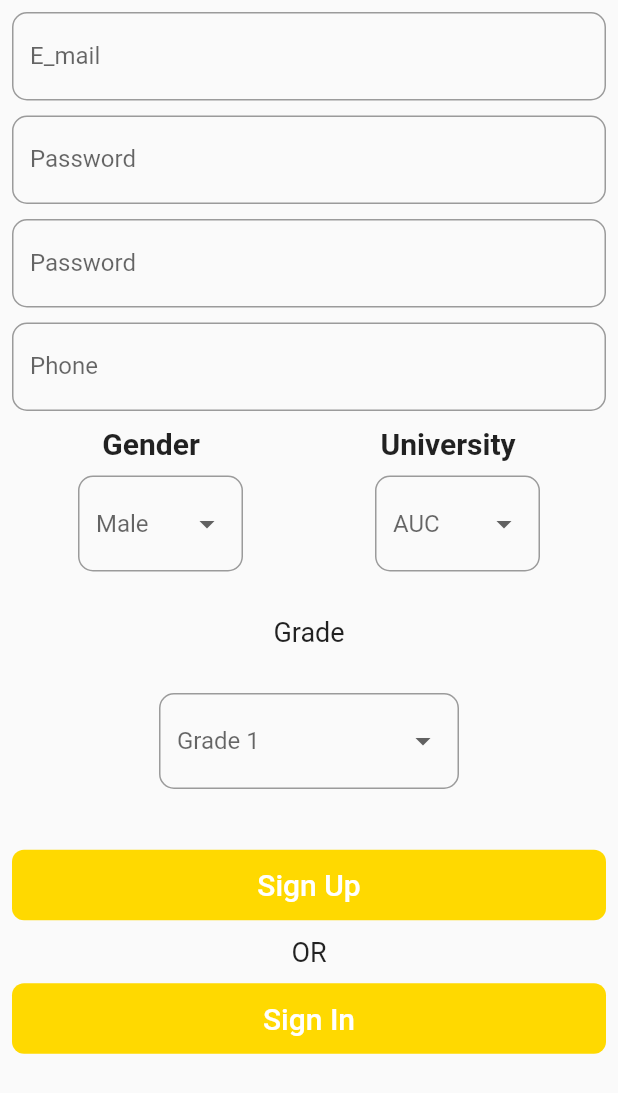
After one commit to ZiadMysara/Flutter_Small_Projects, a Flutter app: the MyHomePage screen opened directly, on a phone screen of 412 x 824 dp. The commit adds this screen. Shown: the top 1093 px of the screen. Run offline on Flutter 3.47's test engine with Material 2 defaults, Android fonts, the phone set to English and light mode, and no system bars; our stand-ins replace font_awesome_flutter.

Commit message:
done first page

```diff
--- a/task5/lib/main.dart
+++ b/task5/lib/main.dart
@@ -37,7 +37,7 @@
         ],
         elevation: 0.0,
       ),
-      body: Column(
+      body: ListView(
         children: [
           Container(
             height: 50,
@@ -132,6 +132,9 @@
               CustomRow2(
                   RName: "User6", RText: "Hello User6", RDate: "7/10/23"),
               CustomRow1(RName: "User7", RText: "Hello", RDate: "7/10/23"),
+              CustomRow1(RName: "User7", RText: "Hello", RDate: "7/10/23"),
+              CustomRow1(RName: "User7", RText: "Hello", RDate: "7/10/23"),
+              CustomRow1(RName: "User7", RText: "Hello", RDate: "7/10/23"),
               const Padding(
                 padding: EdgeInsets.all(8.0),
                 child: Text("Tap and hold on chat for more options",
--- /dev/null
+++ b/task6/lib/main.dart
@@ -0,0 +1,197 @@
+import 'package:flutter/material.dart';
+
+void main() {
+  runApp(const MyApp());
+}
+
+class MyApp extends StatelessWidget {
+  const MyApp({super.key});
+
+  // This widget is the root of your application.
+  @override
+  Widget build(BuildContext context) {
+    return MaterialApp(
+      theme: ThemeData(
+        colorScheme: ColorScheme.fromSeed(seedColor: Colors.deepPurple),
+        useMaterial3: true,
+      ),
+      home: const MyHomePage(),
+    );
+  }
+}
+
+class MyHomePage extends StatefulWidget {
+  const MyHomePage({super.key});
+
+  @override
+  State<MyHomePage> createState() => _MyHomePageState();
+}
+
+class _MyHomePageState extends State<MyHomePage> {
+  List<String> Gender = ["Male", "Female"];
+  List<String> University = ["AUC", "FCI", "MUST"];
+  List<String> Grade = ["Grade 1", "Grade 2", "Grade 3", "Grade 4"];
+  bool _isDropdownOpen = false;
+  @override
+  Widget build(BuildContext context) {
+    return Scaffold(
+      body: Padding(
+        padding: const EdgeInsets.all(8.0),
+        child: Column(
+          children: [
+            TextFormField(
+              showCursor: true,
+              decoration: InputDecoration(
+                  border: OutlineInputBorder(
+                      borderRadius: BorderRadius.circular(10)),
+                  labelText: "E_mail"),
+            ),
+            const SizedBox(height: 10),
+            TextFormField(
+              showCursor: true,
+              decoration: InputDecoration(
+                  border: OutlineInputBorder(
+                      borderRadius: BorderRadius.circular(10)),
+                  labelText: "Password"),
+            ),
+            const SizedBox(height: 10),
+            TextFormField(
+              showCursor: true,
+              decoration: InputDecoration(
+                  border: OutlineInputBorder(
+                      borderRadius: BorderRadius.circular(10)),
+                  labelText: "Password"),
+            ),
+            const SizedBox(height: 10),
+            TextFormField(
+              showCursor: true,
+              decoration: InputDecoration(
+                  border: OutlineInputBorder(
+                      borderRadius: BorderRadius.circular(10)),
+                  labelText: "Phone"),
+            ),
+            const SizedBox(height: 10),
+            const Row(
+              mainAxisAlignment: MainAxisAlignment.spaceAround,
+              children: [
+                Text(
+                  "Gender",
+                  style: TextStyle(fontSize: 20, fontWeight: FontWeight.bold),
+                ),
+                Text(
+                  "University",
+                  style: TextStyle(fontSize: 20, fontWeight: FontWeight.bold),
+                ),
+              ],
+            ),
+            const SizedBox(height: 10),
+            Row(
+              mainAxisAlignment: MainAxisAlignment.spaceAround,
+              children: [
+                Container(
+                  width: 110,
+                  child: DropdownButtonFormField(
+                    decoration: InputDecoration(
+                      border: OutlineInputBorder(
+                          borderRadius: BorderRadius.circular(10)),
+                      hintText: "Male",
+                    ),
+                    items: Gender.map((e) => DropdownMenuItem(
+                          value: e,
+                          child: Text("${e}"),
+                        )).toList(),
+                    onChanged: (value) {},
+                  ),
+                ),
+                Container(
+                  width: 110,
+                  child: DropdownButtonFormField(
+                    decoration: InputDecoration(
+                      border: OutlineInputBorder(
+                          borderRadius: BorderRadius.circular(10)),
+                      hintText: "AUC",
+                    ),
+                    items: University.map((e) => DropdownMenuItem(
+                          value: e,
+                          child: Text("${e}"),
+                        )).toList(),
+                    onChanged: (value) {},
+                    autofocus: _isDropdownOpen,
+                  ),
+                ),
+              ],
+            ),
+            const Padding(
+              padding: EdgeInsets.all(30),
+              child: Text(
+                "Grade",
+                style: TextStyle(fontSize: 18),
+              ),
+            ),
+            Container(
+              width: 200,
+              child: DropdownButtonFormField(
+                decoration: InputDecoration(
+                  border: OutlineInputBorder(
+                      borderRadius: BorderRadius.circular(10)),
+                  hintText: "Grade 1",
+                ),
+                items: Grade.map((e) => DropdownMenuItem(
+                      value: e,
+                      child: Text("${e}"),
+                    )).toList(),
+                onChanged: (value) {},
+                autofocus: _isDropdownOpen,
+              ),
+            ),
+            const SizedBox(height: 40),
+            Row(
+              children: [
+                Expanded(
+                  child: TextButton(
+                    onPressed: () {},
+                    style: ButtonStyle(
+                        shape: const MaterialStatePropertyAll(
+                            RoundedRectangleBorder(
+                                borderRadius:
+                                    BorderRadius.all(Radius.circular(8)))),
+                        padding:
+                            const MaterialStatePropertyAll(EdgeInsets.all(12)),
+                        backgroundColor: MaterialStateColor.resolveWith(
+                            (states) => const Color.fromRGBO(255, 217, 0, 1))),
+                    child: const Text("Sign Up",
+                        style: TextStyle(fontSize: 20, color: Colors.white)),
+                  ),
+                ),
+              ],
+            ),
+            const Padding(
+              padding: EdgeInsets.all(10),
+              child: Text("OR", style: TextStyle(fontSize: 18)),
+            ),
+            Row(
+              children: [
+                Expanded(
+                  child: TextButton(
+                    onPressed: () {},
+                    style: ButtonStyle(
+                        shape: const MaterialStatePropertyAll(
+                            RoundedRectangleBorder(
+                                borderRadius:
+                                    BorderRadius.all(Radius.circular(8)))),
+                        padding:
+                            const MaterialStatePropertyAll(EdgeInsets.all(12)),
+                        backgroundColor: MaterialStateColor.resolveWith(
+                            (states) => const Color.fromRGBO(255, 217, 0, 1))),
+                    child: const Text("Sign In",
+                        style: TextStyle(fontSize: 20, color: Colors.white)),
+                  ),
+                ),
+              ],
+            ),
+          ],
+        ),
+      ),
+    );
+  }
+}
```
Also changed, not shown: task6/analysis_options.yaml (added, +29 -0 lines), task6/pubspec.yaml (added, +90 -0 lines), task6/assets/img/screen1.jpg (added), task6/pubspec.lock (added), 124 other files.
